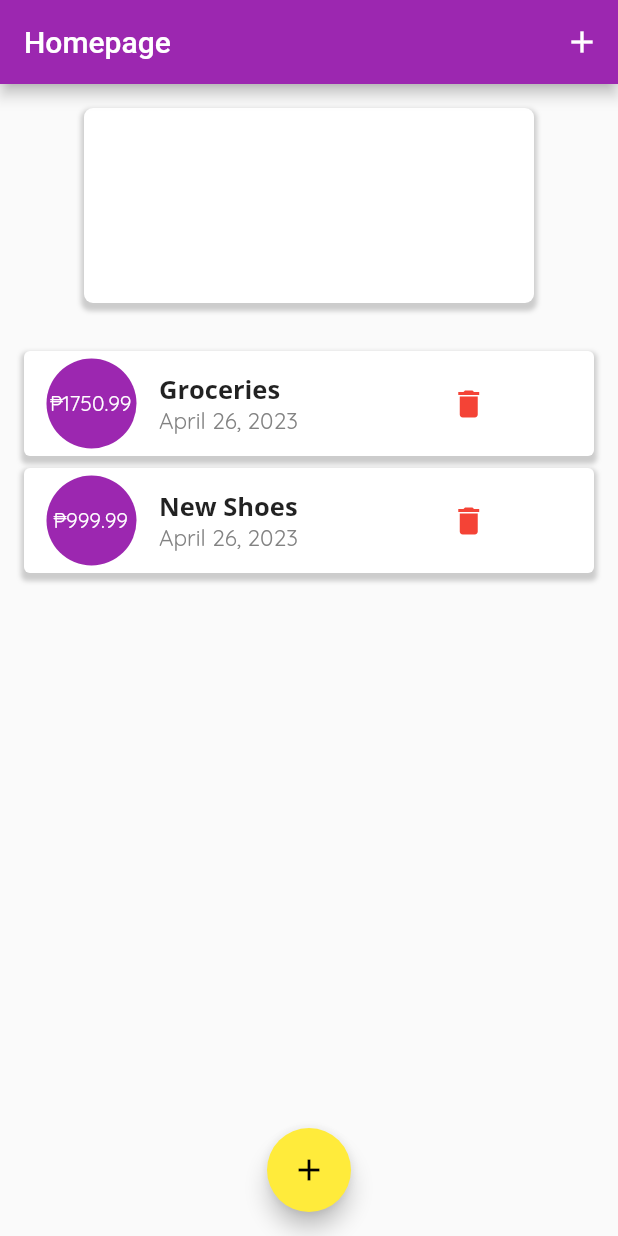
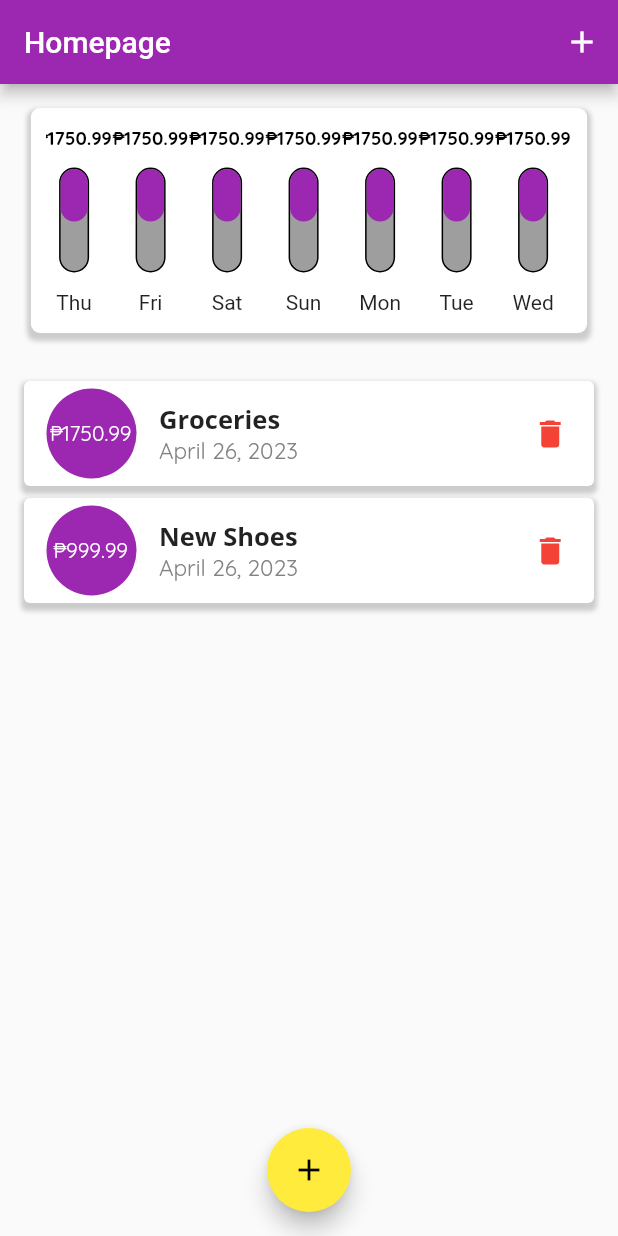
Before and after one commit to DoomMangoes/ExpenseTracker, a Flutter app: the screen it shows after launch, on a phone screen of 412 x 824 dp. Run offline on Flutter 3.47's test engine with Material 2 defaults, Android fonts, the phone set to English and light mode, and no system bars.

Commit message:
added expense chart

```diff
--- a/lib/models/expenseItem.dart
+++ b/lib/models/expenseItem.dart
@@ -5,12 +5,10 @@ class ExpenseItem {
   String title;
   double amount;
   DateTime date;
-  final String formattedDate;
   final String uuid;
 
   ExpenseItem({required this.title, required this.amount, required this.date})
-      : uuid = const Uuid().v4(),
-        formattedDate = DateFormat.yMMMMd().format(date);
+      : uuid = const Uuid().v4();
 
   @override
   bool operator ==(covariant ExpenseItem other) => uuid == other.uuid;
--- /dev/null
+++ b/lib/widgets/expenseBarWidget.dart
@@ -0,0 +1,62 @@
+import 'package:flutter/material.dart';
+import 'package:intl/intl.dart';
+
+class ExpenseBarWidget extends StatelessWidget {
+  final int dayOffset;
+
+  const ExpenseBarWidget({super.key, required this.dayOffset});
+
+  @override
+  Widget build(BuildContext context) {
+    return Container(
+      height: 120,
+      width: 50,
+      child: Column(
+        mainAxisAlignment: MainAxisAlignment.spaceEvenly,
+        crossAxisAlignment: CrossAxisAlignment.center,
+        children: [
+          Center(
+            child: FittedBox(
+              child: Text(
+                "₱1750.99",
+                style: TextStyle(
+                    fontFamily: 'Quicksand',
+                    color: Colors.black,
+                    fontSize: 16,
+                    fontWeight: FontWeight.bold),
+              ),
+            ),
+          ),
+          Container(
+              height: 70,
+              width: 20,
+              decoration: BoxDecoration(
+                  color: Colors.grey,
+                  borderRadius: const BorderRadius.all(Radius.circular(20)),
+                  border: Border.all(
+                    color: Colors.black,
+                  )),
+              child: Column(
+                mainAxisAlignment: MainAxisAlignment.start,
+                crossAxisAlignment: CrossAxisAlignment.center,
+                mainAxisSize: MainAxisSize.min,
+                children: [
+                  Container(
+                    height: 70 * .5,
+                    width: 20,
+                    decoration: BoxDecoration(
+                      color: Colors.purple,
+                      borderRadius: const BorderRadius.all(Radius.circular(20)),
+                    ),
+                  ),
+                ],
+              )),
+          Text(
+            DateFormat.E()
+                .format(DateTime.now().subtract(new Duration(days: dayOffset))),
+          )
+        ],
+      ),
+    );
+  }
+}
--- a/lib/widgets/expenseChartWidget.dart
+++ b/lib/widgets/expenseChartWidget.dart
@@ -1,15 +1,23 @@
 import 'package:flutter/material.dart';
+import 'package:provider/provider.dart';
+import '../models/expenseItem.dart';
+import '../provider/expenseProvider.dart';
+import 'expenseBarWidget.dart';
 
 class ExpenseChartWidget extends StatelessWidget {
   const ExpenseChartWidget({super.key});
 
   @override
   Widget build(BuildContext context) {
+    final expenseItems = context.select<ExpenseProvider, List<ExpenseItem>>(
+      (provider) => provider.items,
+    );
+
     return Padding(
       padding: const EdgeInsets.all(16.0),
       child: Container(
-        height: 130,
-        width: 300,
+        height: 150,
+        width: MediaQuery.of(context).size.width * .90,
         decoration: BoxDecoration(
           color: Colors.white,
           borderRadius: const BorderRadius.all(Radius.circular(6)),
@@ -22,6 +30,21 @@ class ExpenseChartWidget extends StatelessWidget {
             ),
           ],
         ),
+        child: Padding(
+          padding: const EdgeInsets.only(left: 10.0, right: 10.0),
+          child: ListView.separated(
+              shrinkWrap: true,
+              reverse: true,
+              scrollDirection: Axis.horizontal,
+              padding: EdgeInsets.all(1),
+              separatorBuilder: (context, index) => Container(width: 1),
+              itemCount: 7,
+              itemBuilder: (BuildContext context, int index) {
+                return ExpenseBarWidget(
+                  dayOffset: index,
+                );
+              }),
+        ),
       ),
     );
   }
--- a/lib/widgets/expenseItemListWidget.dart
+++ b/lib/widgets/expenseItemListWidget.dart
@@ -12,8 +12,9 @@ class ExpenseItemListWidget extends StatelessWidget {
 
   @override
   Widget build(BuildContext context) {
-    final provider = Provider.of<ExpenseProvider>(context);
-    final UnmodifiableListView<ExpenseItem> expenseItems = provider.items;
+    final expenseItems = context.select<ExpenseProvider, List<ExpenseItem>>(
+      (provider) => provider.items,
+    );
 
     return expenseItems.isEmpty
         ? Column(
--- a/lib/widgets/expenseItemWidget.dart
+++ b/lib/widgets/expenseItemWidget.dart
@@ -1,4 +1,5 @@
 import 'package:flutter/material.dart';
+import 'package:intl/intl.dart';
 import 'package:provider/provider.dart';
 import '../provider/expenseProvider.dart';
 import '../models/expenseItem.dart';
@@ -68,7 +69,7 @@ class ExpenseItemWidget extends StatelessWidget {
                   ),
                 ),
                 Text(
-                  expenseItem.formattedDate,
+                  DateFormat.yMMMMd().format(expenseItem.date),
                   textAlign: TextAlign.center,
                   style: TextStyle(
                     color: Color(0xFF828282),
@@ -80,7 +81,7 @@ class ExpenseItemWidget extends StatelessWidget {
             ),
           ),
           SizedBox(
-            width: 90,
+            width: MediaQuery.of(context).size.width * .35,
           ),
           IconButton(
             onPressed: () {
```
